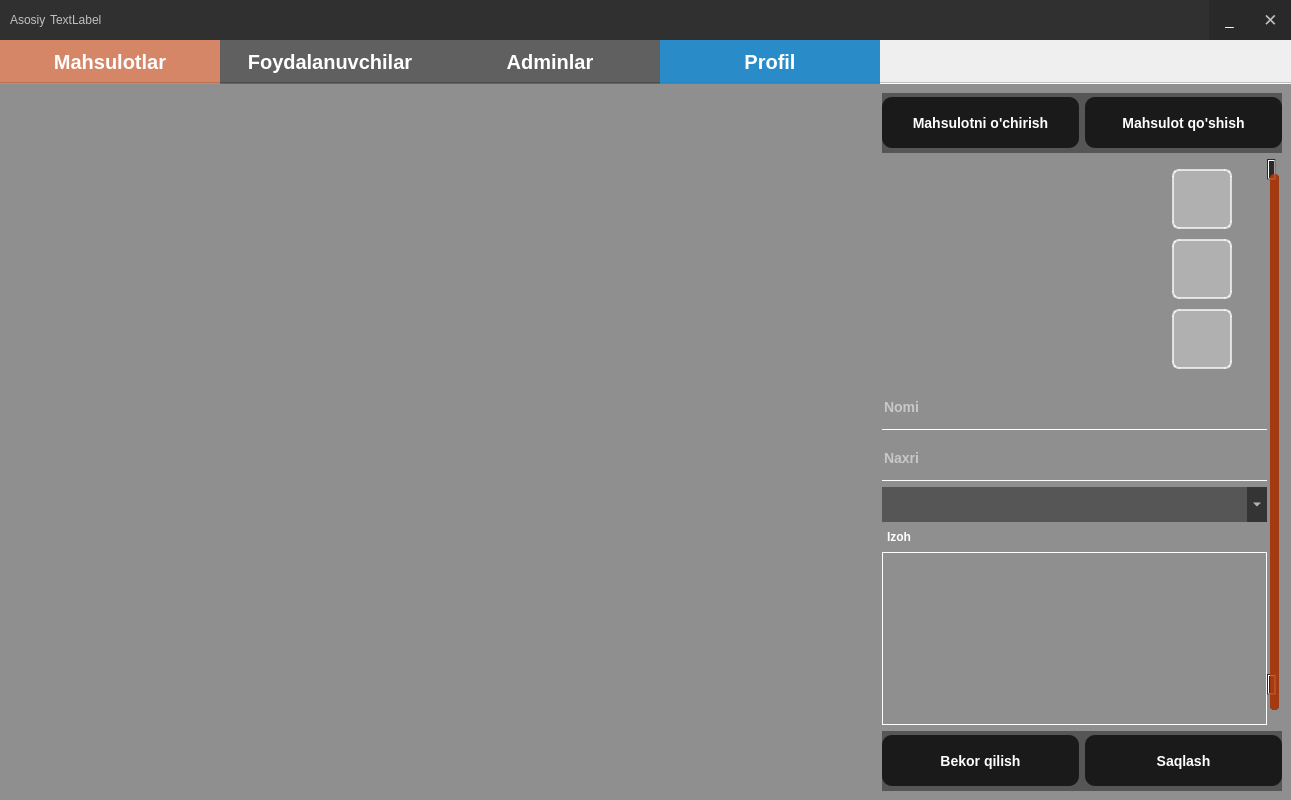
Old version of the form design/main_admin.ui in the repository Ahmadjon-Ergashev/Restaurant.
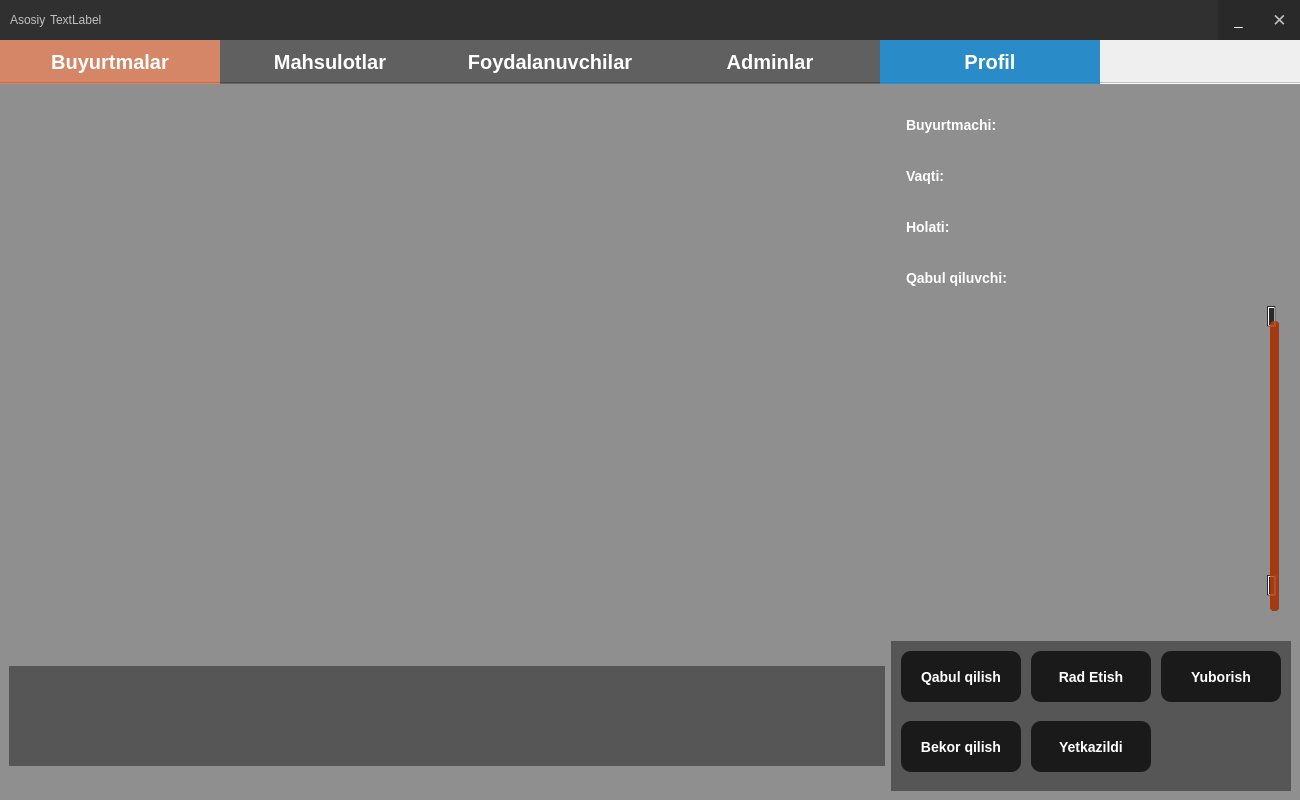
New version of the form. Icons and pictures are not drawn.

What changed in the file:
```diff
--- a/design/main_admin.ui
+++ b/design/main_admin.ui
@@ -6,7 +6,7 @@
    <rect>
     <x>0</x>
     <y>0</y>
-    <width>1291</width>
+    <width>1300</width>
     <height>800</height>
    </rect>
   </property>
@@ -314,6 +314,544 @@
       <property name="tabBarAutoHide">
        <bool>true</bool>
       </property>
+      <widget class="QWidget" name="tab_orders">
+       <property name="styleSheet">
+        <string notr="true"/>
+       </property>
+       <attribute name="title">
+        <string>Buyurtmalar</string>
+       </attribute>
+       <layout class="QGridLayout" name="gridLayout">
+        <item row="0" column="0">
+         <widget class="QScrollArea" name="scrollArea">
+          <property name="styleSheet">
+           <string notr="true">QFrame{
+background: transparent;
+}
+QWidget{
+background: transparent;
+}
+QPushButton{
+	background:rgb(83, 152, 255);
+	border-radius:10px;
+	color:#fff;
+	font-size: 14px;
+}
+
+QPushButton:hover{
+	border:none;
+	background:rgb(68, 117, 222)
+}
+
+QLabel{
+font-size: 14px;
+text-align: center;
+color: white;
+padding: 2px;
+border-radius: 10px;
+}
+QLabel:hover{
+background: rgba(255,255,255,0.3);
+border: 1px solid rgb(68, 117, 222);
+border-radius: 5px;
+}
+QScrollBar:vertical
+    {
+        background-color: #2A2929;
+        width: 15px;
+        margin: 15px 3px 15px 3px;
+        border: 1px transparent #2A2929;
+        border-radius: 4px;
+    }
+
+    QScrollBar::handle:vertical
+    {
+        background-color: rgba(195,63,11,0.8);        /* #605F5F; */
+        min-height: 5px;
+        border-radius: 4px;
+    }
+
+    QScrollBar::sub-line:vertical
+    {
+        margin: 3px 0px 3px 0px;
+        border-image: url(:/qss_icons/rc/up_arrow_disabled.png);
+        height: 10px;
+        width: 10px;
+        subcontrol-position: top;
+        subcontrol-origin: margin;
+    }
+
+    QScrollBar::add-line:vertical
+    {
+        margin: 3px 0px 3px 0px;
+        border-image: url(:/qss_icons/rc/down_arrow_disabled.png);
+        height: 10px;
+        width: 10px;
+        subcontrol-position: bottom;
+        subcontrol-origin: margin;
+    }
+
+    QScrollBar::sub-line:vertical:hover,QScrollBar::sub-line:vertical:on
+    {
+        border-image: url(:/qss_icons/rc/up_arrow.png);
+        height: 10px;
+        width: 10px;
+        subcontrol-position: top;
+        subcontrol-origin: margin;
+    }
+
+    QScrollBar::add-line:vertical:hover, QScrollBar::add-line:vertical:on
+    {
+        border-image: url(:/qss_icons/rc/down_arrow.png);
+        height: 10px;
+        width: 10px;
+        subcontrol-position: bottom;
+        subcontrol-origin: margin;
+    }
+
+    QScrollBar::up-arrow:vertical, QScrollBar::down-arrow:vertical
+    {
+        background: none;
+    }
+
+    QScrollBar::add-page:vertical, QScrollBar::sub-page:vertical
+    {
+        background: none;
+    }</string>
+          </property>
+          <property name="widgetResizable">
+           <bool>true</bool>
+          </property>
+          <widget class="QWidget" name="scrollAreaWidgetContents">
+           <property name="geometry">
+            <rect>
+             <x>0</x>
+             <y>0</y>
+             <width>876</width>
+             <height>542</height>
+            </rect>
+           </property>
+           <layout class="QFormLayout" name="formLayout_5">
+            <item row="0" column="0">
+             <layout class="QGridLayout" name="gridOrders"/>
+            </item>
+           </layout>
+          </widget>
+         </widget>
+        </item>
+        <item row="1" column="1">
+         <widget class="QFrame" name="frame_buttonsOrders">
+          <property name="minimumSize">
+           <size>
+            <width>400</width>
+            <height>150</height>
+           </size>
+          </property>
+          <property name="maximumSize">
+           <size>
+            <width>400</width>
+            <height>16777215</height>
+           </size>
+          </property>
+          <property name="styleSheet">
+           <string notr="true">QPushButton{
+background:rgba(0, 0, 0, 0.7);
+border: black;
+border-radius:10px;
+color: white;
+font-size: 14px;
+}
+
+</string>
+          </property>
+          <property name="frameShape">
+           <enum>QFrame::StyledPanel</enum>
+          </property>
+          <property name="frameShadow">
+           <enum>QFrame::Raised</enum>
+          </property>
+          <widget class="QPushButton" name="btn_sendOrders">
+           <property name="geometry">
+            <rect>
+             <x>270</x>
+             <y>10</y>
+             <width>120</width>
+             <height>51</height>
+            </rect>
+           </property>
+           <property name="maximumSize">
+            <size>
+             <width>200</width>
+             <height>51</height>
+            </size>
+           </property>
+           <property name="styleSheet">
+            <string notr="true">QPushButton:hover{
+background:rgb(68, 117, 222)
+}</string>
+           </property>
+           <property name="text">
+            <string>Yuborish</string>
+           </property>
+          </widget>
+          <widget class="QPushButton" name="btn_rejectOrders">
+           <property name="geometry">
+            <rect>
+             <x>140</x>
+             <y>10</y>
+             <width>120</width>
+             <height>51</height>
+            </rect>
+           </property>
+           <property name="maximumSize">
+            <size>
+             <width>200</width>
+             <height>51</height>
+            </size>
+           </property>
+           <property name="styleSheet">
+            <string notr="true">QPushButton:hover{
+background: rgba(231,30,21,0.6);
+}</string>
+           </property>
+           <property name="text">
+            <string>Rad Etish</string>
+           </property>
+          </widget>
+          <widget class="QPushButton" name="btn_deliveredOrders">
+           <property name="geometry">
+            <rect>
+             <x>140</x>
+             <y>80</y>
+             <width>120</width>
+             <height>51</height>
+            </rect>
+           </property>
+           <property name="maximumSize">
+            <size>
+             <width>200</width>
+             <height>51</height>
+            </size>
+           </property>
+           <property name="styleSheet">
+            <string notr="true">QPushButton:hover{
+background:rgba(122,60,237, 0.7)
+}</string>
+           </property>
+           <property name="text">
+            <string>Yetkazildi</string>
+           </property>
+          </widget>
+          <widget class="QPushButton" name="btn_acceptOrders">
+           <property name="geometry">
+            <rect>
+             <x>10</x>
+             <y>10</y>
+             <width>120</width>
+             <height>51</height>
+            </rect>
+           </property>
+           <property name="maximumSize">
+            <size>
+             <width>200</width>
+             <height>51</height>
+            </size>
+           </property>
+           <property name="styleSheet">
+            <string notr="true">QPushButton:hover{
+background: rgba(0,237,107,0.6);
+}</string>
+           </property>
+           <property name="text">
+            <string>Qabul qilish</string>
+           </property>
+          </widget>
+          <widget class="QPushButton" name="btn_cancelOrders">
+           <property name="geometry">
+            <rect>
+             <x>10</x>
+             <y>80</y>
+             <width>120</width>
+             <height>51</height>
+            </rect>
+           </property>
+           <property name="maximumSize">
+            <size>
+             <width>200</width>
+             <height>51</height>
+            </size>
+           </property>
+           <property name="styleSheet">
+            <string notr="true">QPushButton:hover{
+background:rgba(237,0,213, 0.7)
+}</string>
+           </property>
+           <property name="text">
+            <string>Bekor qilish</string>
+           </property>
+          </widget>
+         </widget>
+        </item>
+        <item row="1" column="0">
+         <widget class="QFrame" name="frame_filterOrders">
+          <property name="minimumSize">
+           <size>
+            <width>0</width>
+            <height>100</height>
+           </size>
+          </property>
+          <property name="maximumSize">
+           <size>
+            <width>16777215</width>
+            <height>100</height>
+           </size>
+          </property>
+          <property name="frameShape">
+           <enum>QFrame::StyledPanel</enum>
+          </property>
+          <property name="frameShadow">
+           <enum>QFrame::Raised</enum>
+          </property>
+         </widget>
+        </item>
+        <item row="0" column="1">
+         <widget class="QFrame" name="frame_Order">
+          <property name="minimumSize">
+           <size>
+            <width>400</width>
+            <height>0</height>
+           </size>
+          </property>
+          <property name="maximumSize">
+           <size>
+            <width>400</width>
+            <height>16777215</height>
+           </size>
+          </property>
+          <property name="styleSheet">
+           <string notr="true">QFrame{
+background: transparent;
+}
+QWidget{
+background: transparent;
+}
+QPushButton{
+	background:rgb(83, 152, 255);
+	border-radius:10px;
+	color:#fff;
+	font-size: 14px;
+}
+
+QPushButton:hover{
+	border:none;
+	background:rgb(68, 117, 222)
+}
+
+QLabel{
+font-size: 14px;
+text-align: center;
+color: white;
+padding: 2px;
+border-radius: 10px;
+}
+QLabel:hover{
+background: rgba(255,255,255,0.3);
+border: 1px solid rgb(68, 117, 222);
+border-radius: 5px;
+}
+QScrollBar:vertical
+    {
+        background-color: #2A2929;
+        width: 15px;
+        margin: 15px 3px 15px 3px;
+        border: 1px transparent #2A2929;
+        border-radius: 4px;
+    }
+
+    QScrollBar::handle:vertical
+    {
+        background-color: rgba(195,63,11,0.8);        /* #605F5F; */
+        min-height: 5px;
+        border-radius: 4px;
+    }
+
+    QScrollBar::sub-line:vertical
+    {
+        margin: 3px 0px 3px 0px;
+        border-image: url(:/qss_icons/rc/up_arrow_disabled.png);
+        height: 10px;
+        width: 10px;
+        subcontrol-position: top;
+        subcontrol-origin: margin;
+    }
+
+    QScrollBar::add-line:vertical
+    {
+        margin: 3px 0px 3px 0px;
+        border-image: url(:/qss_icons/rc/down_arrow_disabled.png);
+        height: 10px;
+        width: 10px;
+        subcontrol-position: bottom;
+        subcontrol-origin: margin;
+    }
+
+    QScrollBar::sub-line:vertical:hover,QScrollBar::sub-line:vertical:on
+    {
+        border-image: url(:/qss_icons/rc/up_arrow.png);
+        height: 10px;
+        width: 10px;
+        subcontrol-position: top;
+        subcontrol-origin: margin;
+    }
+
+    QScrollBar::add-line:vertical:hover, QScrollBar::add-line:vertical:on
+    {
+        border-image: url(:/qss_icons/rc/down_arrow.png);
+        height: 10px;
+        width: 10px;
+        subcontrol-position: bottom;
+        subcontrol-origin: margin;
+    }
+
+    QScrollBar::up-arrow:vertical, QScrollBar::down-arrow:vertical
+    {
+        background: none;
+    }
+
+    QScrollBar::add-page:vertical, QScrollBar::sub-page:vertical
+    {
+        background: none;
+    }</string>
+          </property>
+          <property name="frameShape">
+           <enum>QFrame::StyledPanel</enum>
+          </property>
+          <property name="frameShadow">
+           <enum>QFrame::Raised</enum>
+          </property>
+          <layout class="QHBoxLayout" name="horizontalLayout_16">
+           <item>
+            <layout class="QVBoxLayout" name="verticalLayout_5">
+             <item>
+              <widget class="QLabel" name="label_customerOrders">
+               <property name="minimumSize">
+                <size>
+                 <width>0</width>
+                 <height>45</height>
+                </size>
+               </property>
+               <property name="maximumSize">
+                <size>
+                 <width>16777215</width>
+                 <height>51</height>
+                </size>
+               </property>
+               <property name="text">
+                <string>Buyurtmachi:</string>
+               </property>
+              </widget>
+             </item>
+             <item>
+              <widget class="QLabel" name="label_dateOrders">
+               <property name="minimumSize">
+                <size>
+                 <width>0</width>
+                 <height>45</height>
+                </size>
+               </property>
+               <property name="maximumSize">
+                <size>
+                 <width>16777215</width>
+                 <height>51</height>
+                </size>
+               </property>
+               <property name="text">
+                <string>Vaqti:</string>
+               </property>
+              </widget>
+             </item>
+             <item>
+              <widget class="QLabel" name="label_statusOrder">
+               <property name="minimumSize">
+                <size>
+                 <width>0</width>
+                 <height>45</height>
+                </size>
+               </property>
+               <property name="maximumSize">
+                <size>
+                 <width>16777215</width>
+                 <height>51</height>
+                </size>
+               </property>
+               <property name="text">
+                <string>Holati:</string>
+               </property>
+              </widget>
+             </item>
+             <item>
+              <widget class="QLabel" name="label_adminOrders">
+               <property name="minimumSize">
+                <size>
+                 <width>0</width>
+                 <height>45</height>
+                </size>
+               </property>
+               <property name="maximumSize">
+                <size>
+                 <width>16777215</width>
+                 <height>51</height>
+                </size>
+               </property>
+               <property name="text">
+                <string>Qabul qiluvchi:</string>
+               </property>
+              </widget>
+             </item>
+             <item>
+              <widget class="QScrollArea" name="scrollArea_OrderElements">
+               <property name="verticalScrollBarPolicy">
+                <enum>Qt::ScrollBarAlwaysOn</enum>
+               </property>
+               <property name="widgetResizable">
+                <bool>true</bool>
+               </property>
+               <widget class="QWidget" name="scrollAreaWidgetContents_3">
+                <property name="geometry">
+                 <rect>
+                  <x>0</x>
+                  <y>0</y>
+                  <width>365</width>
+                  <height>318</height>
+                 </rect>
+                </property>
+                <layout class="QGridLayout" name="gridLayout_8">
+                 <property name="leftMargin">
+                  <number>0</number>
+                 </property>
+                 <property name="topMargin">
+                  <number>0</number>
+                 </property>
+                 <property name="rightMargin">
+                  <number>0</number>
+                 </property>
+                 <property name="bottomMargin">
+                  <number>0</number>
+                 </property>
+                 <item row="0" column="0">
+                  <layout class="QFormLayout" name="formOrderElements"/>
+                 </item>
+                </layout>
+               </widget>
+              </widget>
+             </item>
+            </layout>
+           </item>
+          </layout>
+         </widget>
+        </item>
+       </layout>
+      </widget>
       <widget class="QWidget" name="tab_products">
        <attribute name="title">
         <string>Mahsulotlar</string>
@@ -1080,7 +1618,7 @@
             <rect>
              <x>0</x>
              <y>0</y>
-             <width>867</width>
+             <width>876</width>
              <height>698</height>
             </rect>
            </property>
```
Left out of the diff: 4 changed lines with no effect on the pictures.
